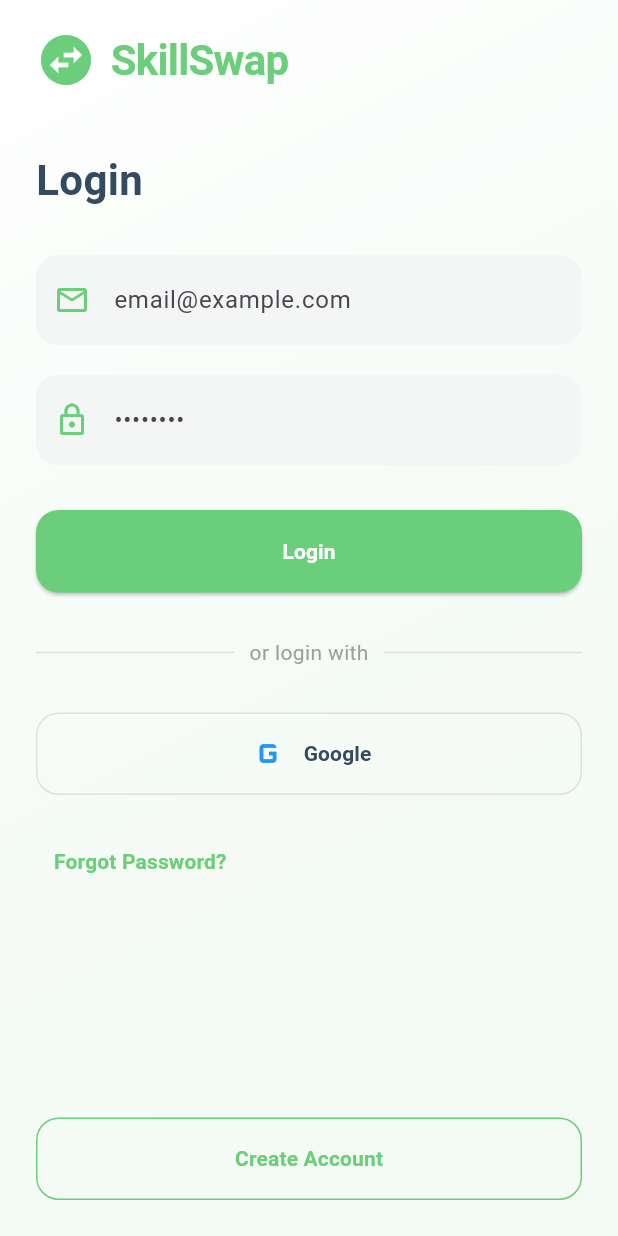
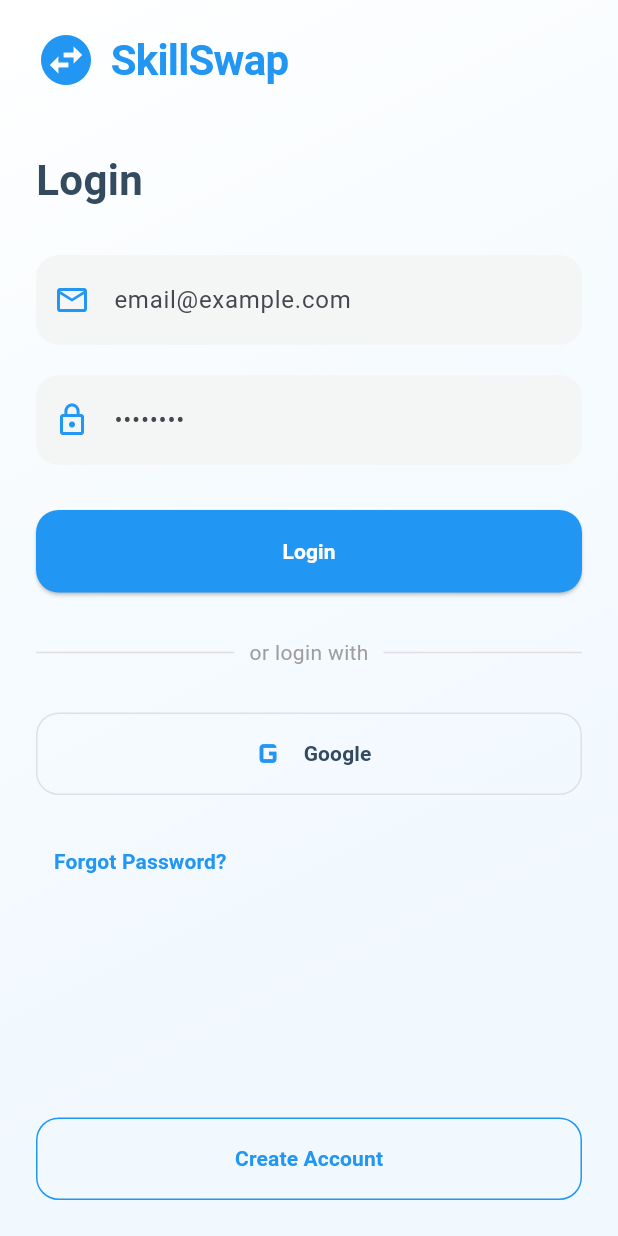
Before and after one commit to Marlon7700/prototipo_skillswaap, a Flutter app: the screen it shows after launch, on a phone screen of 412 x 824 dp. Run offline on Flutter 3.47's test engine with Material 3 defaults, Android fonts, the phone set to English and light mode, and no system bars.

Commit message:
Change app theme color from green to blue
Co-authored-by: Marlon7700 <175199518+Marlon7700@users.noreply.github.com>

```diff
--- a/lib/main.dart
+++ b/lib/main.dart
@@ -15,7 +15,7 @@ class MyApp extends StatelessWidget {
       debugShowCheckedModeBanner: false,
       theme: ThemeData(
         useMaterial3: true,
-        primaryColor: const Color(0xFF6BCE7A),
+        primaryColor: const Color(0xFF2196F3),
       ),
       home: const LoginScreen(),
     );
@@ -34,7 +34,7 @@ class _LoginScreenState extends State<LoginScreen> {
   final TextEditingController emailController = TextEditingController();
   final TextEditingController passwordController = TextEditingController();
 
-  final Color primaryGreen = const Color(0xFF6BCE7A);
+  final Color primaryBlue = const Color(0xFF2196F3);
   final Color darkText = const Color(0xFF334A5F);
   final Color lightGray = const Color(0xFFF4F6F5);
 
@@ -51,7 +51,7 @@ class _LoginScreenState extends State<LoginScreen> {
                 end: Alignment.bottomRight,
                 colors: [
                   Colors.white,
-                  const Color(0xFFE8F5E9).withOpacity(0.5),
+                  const Color(0xFFE3F2FD).withOpacity(0.5),
                 ],
               ),
             ),
@@ -67,14 +67,14 @@ class _LoginScreenState extends State<LoginScreen> {
                       children: [
                         Row(
                           children: [
-                            Icon(Icons.swap_horizontal_circle, color: primaryGreen, size: 40),
+                            Icon(Icons.swap_horizontal_circle, color: primaryBlue, size: 40),
                             const SizedBox(width: 10),
                             Text(
                               'SkillSwap',
                               style: TextStyle(
                                 fontSize: 28,
                                 fontWeight: FontWeight.bold,
-                                color: primaryGreen,
+                                color: primaryBlue,
                                 letterSpacing: -0.5,
                               ),
                             ),
@@ -125,7 +125,7 @@ class _LoginScreenState extends State<LoginScreen> {
                           onPressed: () {},
                           child: Text(
                             'Forgot Password?',
-                            style: TextStyle(color: primaryGreen, fontWeight: FontWeight.w600),
+                            style: TextStyle(color: primaryBlue, fontWeight: FontWeight.w600),
                           ),
                         ),
                       ],
@@ -156,7 +156,7 @@ class _LoginScreenState extends State<LoginScreen> {
         obscureText: obscureText,
         decoration: InputDecoration(
           hintText: hintText,
-          prefixIcon: Icon(icon, color: primaryGreen),
+          prefixIcon: Icon(icon, color: primaryBlue),
           border: InputBorder.none,
           contentPadding: const EdgeInsets.symmetric(horizontal: 20, vertical: 18),
         ),
@@ -168,7 +168,7 @@ class _LoginScreenState extends State<LoginScreen> {
     return ElevatedButton(
       onPressed: onPressed,
       style: ElevatedButton.styleFrom(
-        backgroundColor: primaryGreen,
+        backgroundColor: primaryBlue,
         minimumSize: const Size(double.infinity, 55),
         shape: RoundedRectangleBorder(borderRadius: BorderRadius.circular(15)),
       ),
@@ -200,10 +200,10 @@ class _LoginScreenState extends State<LoginScreen> {
       onPressed: onPressed,
       style: OutlinedButton.styleFrom(
         minimumSize: const Size(double.infinity, 55),
-        side: BorderSide(color: primaryGreen),
+        side: BorderSide(color: primaryBlue),
         shape: RoundedRectangleBorder(borderRadius: BorderRadius.circular(15)),
       ),
-      child: Text(text, style: TextStyle(color: primaryGreen, fontWeight: FontWeight.bold)),
+      child: Text(text, style: TextStyle(color: primaryBlue, fontWeight: FontWeight.bold)),
     );
   }
 }
```
